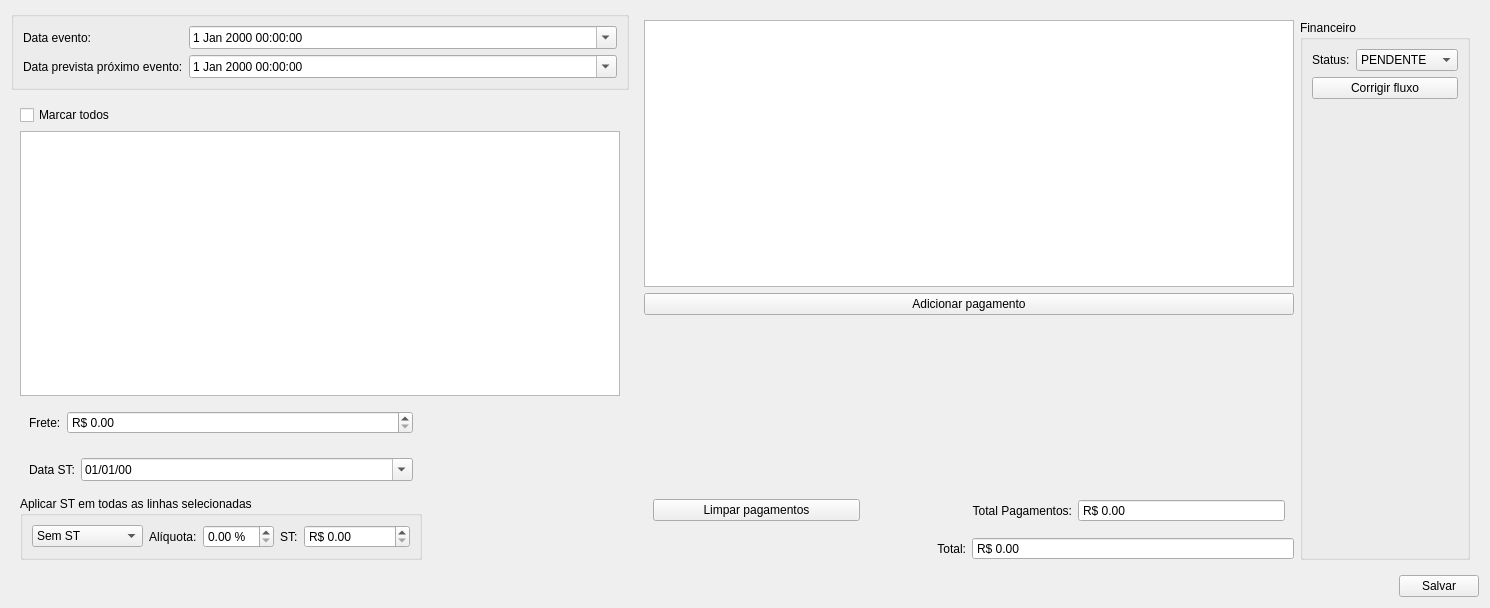
Before: the Qt Designer form ui/inputdialogfinanceiro.ui in darktorres/ERP-STACCATO, drawn with Qt 5.
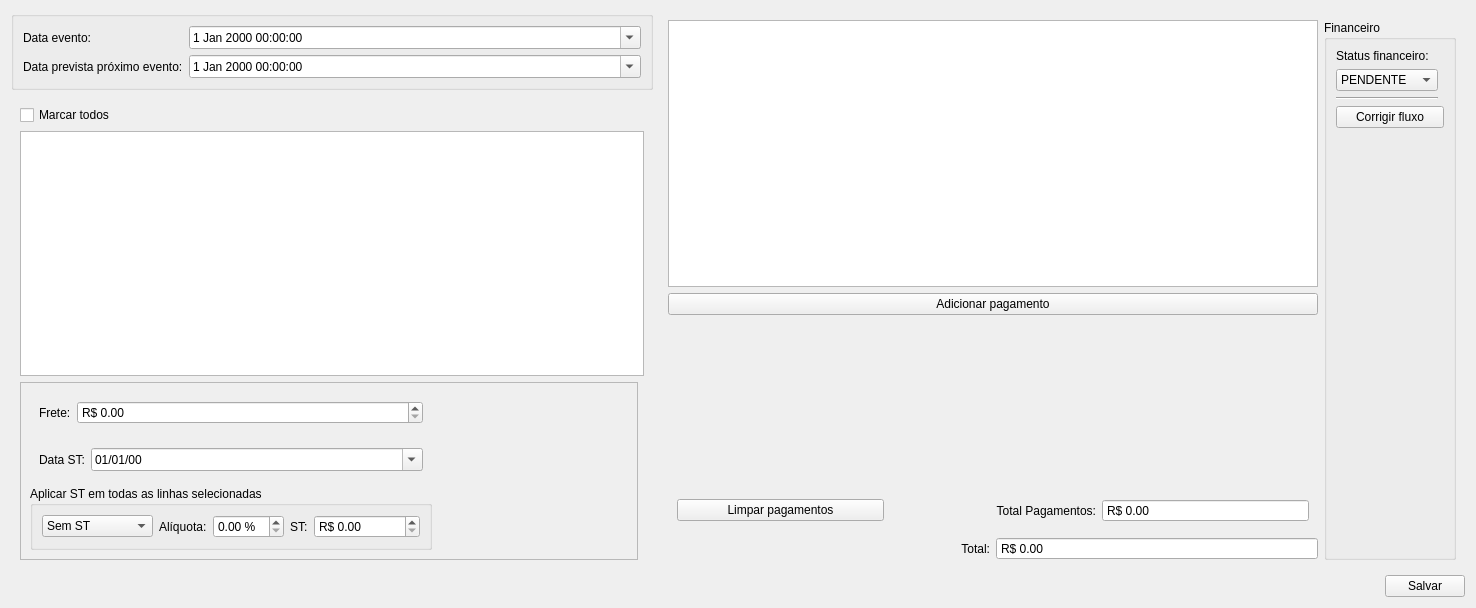
After: the same form once the commit is applied. Custom widgets are drawn as their Qt base class.

Commit message: Correções diversas

Patch:
```diff
--- a/ui/inputdialogfinanceiro.ui
+++ b/ui/inputdialogfinanceiro.ui
@@ -188,20 +188,7 @@
          <string>Financeiro</string>
         </property>
         <layout class="QGridLayout" name="gridLayout_11">
-         <item row="0" column="0">
-          <widget class="QLabel" name="label_5">
-           <property name="sizePolicy">
-            <sizepolicy hsizetype="Maximum" vsizetype="Preferred">
-             <horstretch>0</horstretch>
-             <verstretch>0</verstretch>
-            </sizepolicy>
-           </property>
-           <property name="text">
-            <string>Status:</string>
-           </property>
-          </widget>
-         </item>
-         <item row="0" column="1">
+         <item row="1" column="0">
           <widget class="QComboBox" name="comboBoxFinanceiro">
            <item>
             <property name="text">
@@ -220,17 +207,7 @@
            </item>
           </widget>
          </item>
-         <item row="1" column="0" colspan="2">
-          <widget class="QPushButton" name="pushButtonCorrigirFluxo">
-           <property name="text">
-            <string>Corrigir fluxo</string>
-           </property>
-           <property name="autoDefault">
-            <bool>false</bool>
-           </property>
-          </widget>
-         </item>
-         <item row="2" column="0" colspan="2">
+         <item row="4" column="0" colspan="2">
           <spacer name="verticalSpacer">
            <property name="orientation">
             <enum>Qt::Vertical</enum>
@@ -243,6 +220,36 @@
            </property>
           </spacer>
          </item>
+         <item row="3" column="0" colspan="2">
+          <widget class="QPushButton" name="pushButtonCorrigirFluxo">
+           <property name="text">
+            <string>Corrigir fluxo</string>
+           </property>
+           <property name="autoDefault">
+            <bool>false</bool>
+           </property>
+          </widget>
+         </item>
+         <item row="0" column="0">
+          <widget class="QLabel" name="label_5">
+           <property name="sizePolicy">
+            <sizepolicy hsizetype="Maximum" vsizetype="Preferred">
+             <horstretch>0</horstretch>
+             <verstretch>0</verstretch>
+            </sizepolicy>
+           </property>
+           <property name="text">
+            <string>Status financeiro:</string>
+           </property>
+          </widget>
+         </item>
+         <item row="2" column="0">
+          <widget class="Line" name="line">
+           <property name="orientation">
+            <enum>Qt::Horizontal</enum>
+           </property>
+          </widget>
+         </item>
         </layout>
        </widget>
       </item>
@@ -324,65 +331,17 @@
         </property>
        </widget>
       </item>
-      <item row="4" column="1">
-       <spacer name="horizontalSpacer_3">
-        <property name="orientation">
-         <enum>Qt::Horizontal</enum>
-        </property>
-        <property name="sizeHint" stdset="0">
-         <size>
-          <width>40</width>
-          <height>20</height>
-         </size>
-        </property>
-       </spacer>
-      </item>
       <item row="4" column="0">
        <widget class="QFrame" name="frameAdicionais">
-        <layout class="QGridLayout" name="gridLayout_4">
-         <item row="0" column="2">
-          <widget class="QDoubleSpinBox" name="doubleSpinBoxFrete">
-           <property name="enabled">
-            <bool>true</bool>
-           </property>
-           <property name="sizePolicy">
-            <sizepolicy hsizetype="Minimum" vsizetype="Fixed">
-             <horstretch>0</horstretch>
-             <verstretch>0</verstretch>
-            </sizepolicy>
-           </property>
-           <property name="showGroupSeparator" stdset="0">
-            <bool>true</bool>
-           </property>
-           <property name="prefix">
-            <string>R$ </string>
-           </property>
-           <property name="maximum">
-            <double>999999.989999999990687</double>
-           </property>
-          </widget>
-         </item>
-         <item row="0" column="1">
-          <widget class="QLabel" name="labelFrete">
-           <property name="enabled">
-            <bool>true</bool>
-           </property>
-           <property name="sizePolicy">
-            <sizepolicy hsizetype="Maximum" vsizetype="Preferred">
-             <horstretch>0</horstretch>
-             <verstretch>0</verstretch>
-            </sizepolicy>
-           </property>
-           <property name="text">
-            <string>Frete:</string>
-           </property>
-          </widget>
-         </item>
-        </layout>
-       </widget>
-      </item>
-      <item row="5" column="0">
-       <widget class="QFrame" name="frame">
+        <property name="frameShape">
+         <enum>QFrame::StyledPanel</enum>
+        </property>
+        <property name="frameShadow">
+         <enum>QFrame::Raised</enum>
+        </property>
+        <layout class="QGridLayout" name="gridLayout_6">
+         <item row="2" column="0">
+          <widget class="QFrame" name="frameDataSt">
         <property name="frameShape">
          <enum>QFrame::NoFrame</enum>
         </property>
@@ -416,7 +375,51 @@
         </layout>
        </widget>
       </item>
-      <item row="5" column="1">
+         <item row="0" column="0">
+          <widget class="QFrame" name="frameFrete">
+           <layout class="QGridLayout" name="gridLayout_4">
+            <item row="0" column="2">
+             <widget class="QDoubleSpinBox" name="doubleSpinBoxFrete">
+              <property name="enabled">
+               <bool>true</bool>
+              </property>
+              <property name="sizePolicy">
+               <sizepolicy hsizetype="Minimum" vsizetype="Fixed">
+                <horstretch>0</horstretch>
+                <verstretch>0</verstretch>
+               </sizepolicy>
+              </property>
+              <property name="showGroupSeparator" stdset="0">
+               <bool>true</bool>
+              </property>
+              <property name="prefix">
+               <string>R$ </string>
+              </property>
+              <property name="maximum">
+               <double>999999.989999999990687</double>
+              </property>
+             </widget>
+            </item>
+            <item row="0" column="1">
+             <widget class="QLabel" name="labelFrete">
+              <property name="enabled">
+               <bool>true</bool>
+              </property>
+              <property name="sizePolicy">
+               <sizepolicy hsizetype="Maximum" vsizetype="Preferred">
+                <horstretch>0</horstretch>
+                <verstretch>0</verstretch>
+               </sizepolicy>
+              </property>
+              <property name="text">
+               <string>Frete:</string>
+              </property>
+             </widget>
+            </item>
+           </layout>
+          </widget>
+         </item>
+         <item row="2" column="1">
        <spacer name="horizontalSpacer_5">
         <property name="orientation">
          <enum>Qt::Horizontal</enum>
@@ -429,7 +432,20 @@
         </property>
        </spacer>
       </item>
-      <item row="7" column="0">
+         <item row="0" column="1">
+          <spacer name="horizontalSpacer_3">
+           <property name="orientation">
+            <enum>Qt::Horizontal</enum>
+           </property>
+           <property name="sizeHint" stdset="0">
+            <size>
+             <width>40</width>
+             <height>20</height>
+            </size>
+           </property>
+          </spacer>
+         </item>
+         <item row="3" column="0">
        <widget class="QGroupBox" name="groupBoxSt">
         <property name="title">
          <string>Aplicar ST em todas as linhas selecionadas</string>
@@ -500,7 +516,7 @@
         </layout>
        </widget>
       </item>
-      <item row="7" column="1">
+         <item row="3" column="1">
        <spacer name="horizontalSpacer_4">
         <property name="orientation">
          <enum>Qt::Horizontal</enum>
@@ -512,6 +528,9 @@
          </size>
         </property>
        </spacer>
+         </item>
+        </layout>
+       </widget>
       </item>
      </layout>
     </widget>
```
Lines whose indentation alone changed are shown as unchanged. The commit also changes 2 other files.
